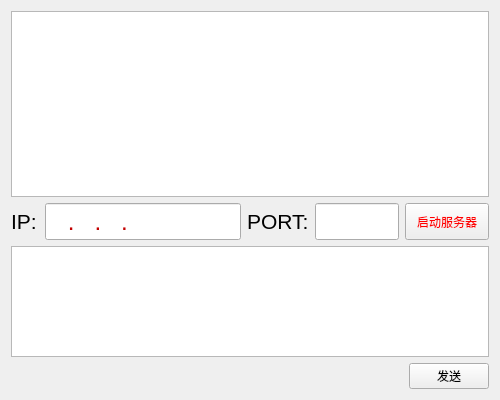
Qt form socket聊天程序/Ui_ChatSocket.ui (teyying/PyQt5_Demo) before a commit.
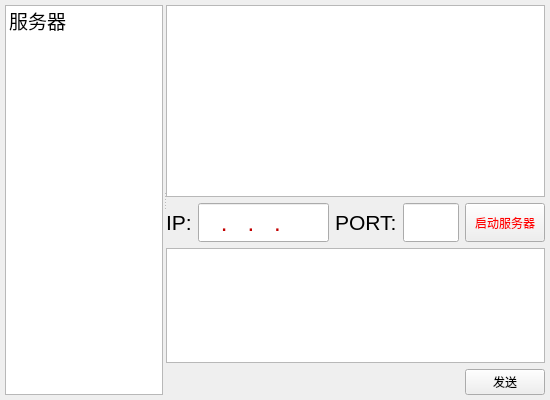
The same form after that commit.

The edit to the form file:
```diff
--- a/socket聊天程序/Ui_ChatSocket.ui
+++ b/socket聊天程序/Ui_ChatSocket.ui
@@ -6,14 +6,87 @@
    <rect>
     <x>0</x>
     <y>0</y>
-    <width>500</width>
+    <width>550</width>
     <height>400</height>
    </rect>
   </property>
   <property name="windowTitle">
    <string>聊天服务器</string>
   </property>
-  <layout class="QVBoxLayout" name="verticalLayout" stretch="5,1,3,1">
+  <layout class="QHBoxLayout" name="horizontalLayout_3">
+   <property name="spacing">
+    <number>0</number>
+   </property>
+   <property name="leftMargin">
+    <number>5</number>
+   </property>
+   <property name="topMargin">
+    <number>5</number>
+   </property>
+   <property name="rightMargin">
+    <number>5</number>
+   </property>
+   <property name="bottomMargin">
+    <number>5</number>
+   </property>
+   <item>
+    <widget class="QSplitter" name="splitter">
+     <property name="sizePolicy">
+      <sizepolicy hsizetype="Preferred" vsizetype="Preferred">
+       <horstretch>0</horstretch>
+       <verstretch>0</verstretch>
+      </sizepolicy>
+     </property>
+     <property name="orientation">
+      <enum>Qt::Horizontal</enum>
+     </property>
+     <property name="opaqueResize">
+      <bool>true</bool>
+     </property>
+     <property name="handleWidth">
+      <number>3</number>
+     </property>
+     <property name="childrenCollapsible">
+      <bool>false</bool>
+     </property>
+     <widget class="QWidget" name="horizontalLayoutWidget">
+      <layout class="QHBoxLayout" name="horizontalLayout_4">
+       <property name="topMargin">
+        <number>0</number>
+       </property>
+       <item>
+        <widget class="QListWidget" name="listWidget">
+         <property name="font">
+          <font>
+           <pointsize>14</pointsize>
+          </font>
+         </property>
+         <property name="gridSize">
+          <size>
+           <width>0</width>
+           <height>30</height>
+          </size>
+         </property>
+         <property name="currentRow">
+          <number>-1</number>
+         </property>
+         <item>
+          <property name="text">
+           <string>服务器</string>
+          </property>
+         </item>
+        </widget>
+       </item>
+      </layout>
+     </widget>
+     <widget class="QWidget" name="verticalLayoutWidget">
+      <layout class="QVBoxLayout" name="verticalLayout_2" stretch="5,1,3,1">
+       <property name="sizeConstraint">
+        <enum>QLayout::SetDefaultConstraint</enum>
+       </property>
+       <property name="topMargin">
+        <number>0</number>
+       </property>
    <item>
     <widget class="QTextEdit" name="recv_textEdit">
      <property name="font">
@@ -147,6 +220,10 @@
       </widget>
      </item>
     </layout>
+       </item>
+      </layout>
+     </widget>
+    </widget>
    </item>
   </layout>
  </widget>
```
Lines whose indentation alone changed are shown as unchanged.
